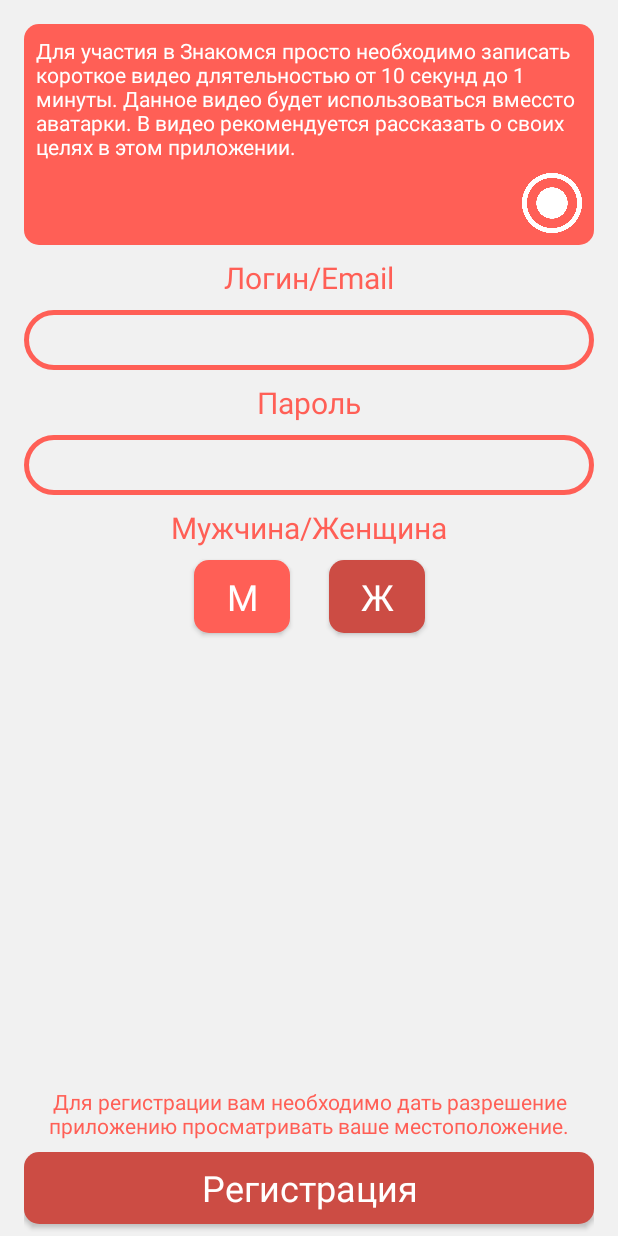
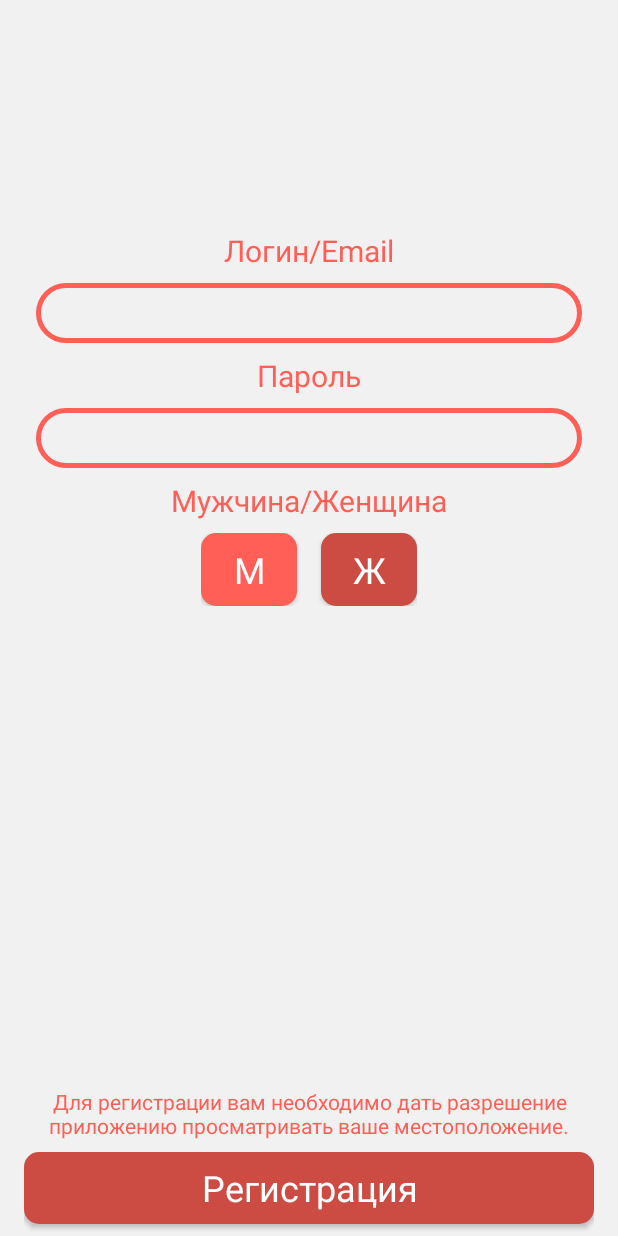
Before and after one commit to yarik7751/meet_me_simply, an Android app: the fragment RegistrationFragment shown on its own in the app's theme, on a phone screen of 412 x 824 dp. Run offline under Robolectric (Android 15) with nearby library versions, the phone set to English and light mode, and no system bars; 1 statement that could not run was skipped.

Commit message:
VIPER model has realized

```diff
--- a/app/src/main/java/by/yarik/meet_me_simply/view/login/LoginActivity.kt
+++ b/app/src/main/java/by/yarik/meet_me_simply/view/login/LoginActivity.kt
@@ -4,6 +4,7 @@ import android.content.Context
 import android.support.v7.app.AppCompatActivity
 import android.os.Bundle
 import by.yarik.meet_me_simply.R
+import by.yarik.meet_me_simply.relations.AuthorizationRelations
 import by.yarik.meet_me_simply.view.base.BaseActivity
 import by.yarik.meet_me_simply.view.login.fragments.AuthorizationFragment
 import by.yarik.meet_me_simply.view.login.fragments.RegistrationFragment
--- a/app/src/main/java/by/yarik/meet_me_simply/view/login/fragments/RegistrationFragment.kt
+++ b/app/src/main/java/by/yarik/meet_me_simply/view/login/fragments/RegistrationFragment.kt
@@ -26,7 +26,7 @@ class RegistrationFragment : Fragment() {
 
     private val TAG = "RegFragment_log"
 
-    private val RECORD_REQUEST_CODE = 101
+    private val RECORD_REQUEST_CODE = 102
     private val VIDEO_CAPTURE = 101
 
     companion object {
@@ -47,9 +47,9 @@ class RegistrationFragment : Fragment() {
     override fun onViewCreated(view: View, savedInstanceState: Bundle?) {
         super.onViewCreated(view, savedInstanceState)
 
-        imgRecordVideo.setOnClickListener {
+        /*imgRecordVideo.setOnClickListener {
             requestCameraPermissions()
-        }
+        }*/
     }
 
     override fun onRequestPermissionsResult(requestCode: Int, permissions: Array<out String>, grantResults: IntArray) {
--- a/app/src/main/res/layout/fragment_registration.xml
+++ b/app/src/main/res/layout/fragment_registration.xml
@@ -10,33 +10,19 @@
     tools:background="@drawable/tower_bg">
 
     <LinearLayout
-        android:id="@+id/linearLayout"
         android:layout_width="match_parent"
         android:layout_height="wrap_content"
-        android:layout_marginTop="16dp"
-        android:background="@drawable/button_light"
+        android:layout_marginBottom="8dp"
+        android:layout_marginEnd="8dp"
+        android:layout_marginStart="8dp"
+        android:layout_marginTop="8dp"
+        android:gravity="center_horizontal"
         android:orientation="vertical"
-        android:padding="8dp"
+        app:layout_constraintBottom_toBottomOf="parent"
         app:layout_constraintEnd_toEndOf="parent"
         app:layout_constraintStart_toStartOf="parent"
-        app:layout_constraintTop_toTopOf="parent">
-
-        <TextView
-            android:id="@+id/tvVideoInstruction"
-            style="@style/TextViewRegular"
-            android:layout_width="wrap_content"
-            android:layout_height="wrap_content"
-            android:text="@string/video_description"
-            android:textColor="@android:color/white" />
-
-        <ImageView
-            android:id="@+id/imgRecordVideo"
-            android:layout_width="@dimen/rec_registration_size"
-            android:layout_height="@dimen/rec_registration_size"
-            android:layout_gravity="right"
-            android:layout_marginTop="8dp"
-            android:src="@drawable/rec" />
-    </LinearLayout>
+        app:layout_constraintTop_toTopOf="parent"
+        app:layout_constraintVertical_bias="0.25">
 
         <TextView
             android:id="@+id/tvLoginTitle"
@@ -47,10 +33,7 @@
             android:layout_marginStart="8dp"
             android:layout_marginTop="8dp"
             android:text="@string/login"
-        android:textSize="20sp"
-        app:layout_constraintEnd_toEndOf="@+id/linearLayout"
-        app:layout_constraintStart_toStartOf="@+id/linearLayout"
-        app:layout_constraintTop_toBottomOf="@+id/linearLayout" />
+            android:textSize="20sp" />
 
         <EditText
             android:id="@+id/etLogin"
@@ -59,10 +42,7 @@
             android:layout_height="40dp"
             android:layout_marginTop="8dp"
             android:inputType="textEmailAddress"
-        android:singleLine="true"
-        app:layout_constraintEnd_toEndOf="parent"
-        app:layout_constraintStart_toStartOf="parent"
-        app:layout_constraintTop_toBottomOf="@+id/tvLoginTitle" />
+            android:singleLine="true" />
 
         <TextView
             android:id="@+id/tvPasswordTitle"
@@ -73,10 +53,7 @@
             android:layout_marginStart="8dp"
             android:layout_marginTop="8dp"
             android:text="@string/password"
-        android:textSize="20sp"
-        app:layout_constraintEnd_toEndOf="@+id/etLogin"
-        app:layout_constraintStart_toStartOf="@+id/etLogin"
-        app:layout_constraintTop_toBottomOf="@+id/etLogin" />
+            android:textSize="20sp" />
 
         <EditText
             android:id="@+id/etPassword"
@@ -85,10 +62,7 @@
             android:layout_height="40dp"
             android:layout_marginTop="8dp"
             android:inputType="textPassword"
-        android:singleLine="true"
-        app:layout_constraintEnd_toEndOf="parent"
-        app:layout_constraintStart_toStartOf="parent"
-        app:layout_constraintTop_toBottomOf="@+id/tvPasswordTitle" />
+            android:singleLine="true" />
 
         <TextView
             android:id="@+id/tvMaleFemaleTitle"
@@ -99,10 +73,14 @@
             android:layout_marginStart="8dp"
             android:layout_marginTop="8dp"
             android:text="@string/male_female"
-        android:textSize="20sp"
-        app:layout_constraintEnd_toEndOf="@+id/etPassword"
-        app:layout_constraintStart_toStartOf="@+id/etPassword"
-        app:layout_constraintTop_toBottomOf="@+id/etPassword" />
+            android:textSize="20sp" />
+
+        <LinearLayout
+            android:layout_width="wrap_content"
+            android:layout_height="wrap_content"
+            android:layout_gravity="center"
+            android:layout_marginTop="8dp"
+            android:orientation="horizontal">
 
             <Button
                 android:id="@+id/btnMaleSymbol"
@@ -110,31 +88,21 @@
                 android:layout_width="wrap_content"
                 android:layout_height="wrap_content"
                 android:layout_marginEnd="8dp"
-        android:layout_marginStart="8dp"
-        android:layout_marginTop="8dp"
                 android:padding="8dp"
                 android:text="@string/male_symbol"
-        android:textSize="24sp"
-        app:layout_constraintEnd_toEndOf="parent"
-        app:layout_constraintHorizontal_bias="0.35"
-        app:layout_constraintStart_toStartOf="parent"
-        app:layout_constraintTop_toBottomOf="@+id/tvMaleFemaleTitle" />
+                android:textSize="24sp" />
 
             <Button
                 android:id="@+id/btnFemaleSymbol"
                 style="@style/ButtonDarkStyle"
                 android:layout_width="wrap_content"
                 android:layout_height="wrap_content"
-        android:layout_marginEnd="8dp"
                 android:layout_marginStart="8dp"
-        android:layout_marginTop="8dp"
                 android:padding="8dp"
                 android:text="@string/female_symbol"
-        android:textSize="24sp"
-        app:layout_constraintEnd_toEndOf="parent"
-        app:layout_constraintHorizontal_bias="0.65"
-        app:layout_constraintStart_toStartOf="parent"
-        app:layout_constraintTop_toBottomOf="@+id/tvMaleFemaleTitle" />
+                android:textSize="24sp" />
+        </LinearLayout>
+    </LinearLayout>
 
     <TextView
         android:id="@+id/tvGeoInstruction"
```
Also changed, not shown: app/src/main/java/by/yarik/meet_me_simply/interactor/AuthorizationInteractor.kt (added, +11 -0 lines), app/src/main/java/by/yarik/meet_me_simply/presenter/AuthorizationPresenter.kt (added, +34 -0 lines), app/src/main/java/by/yarik/meet_me_simply/relations/AuthorizationRelations.kt (added, +27 -0 lines), app/src/main/java/by/yarik/meet_me_simply/router/AuthorizationRouter.kt (added, +16 -0 lines), app/src/main/java/by/yarik/meet_me_simply/utils/AndroidUtils.java (added, +119 -0 lines), app/src/main/java/by/yarik/meet_me_simply/view/base/BaseFragment.kt (added, +7 -0 lines), app/src/main/java/by/yarik/meet_me_simply/view/login/fragments/AuthorizationFragment.kt (+20 -3 lines). Lines whose indentation alone changed are shown as unchanged.
